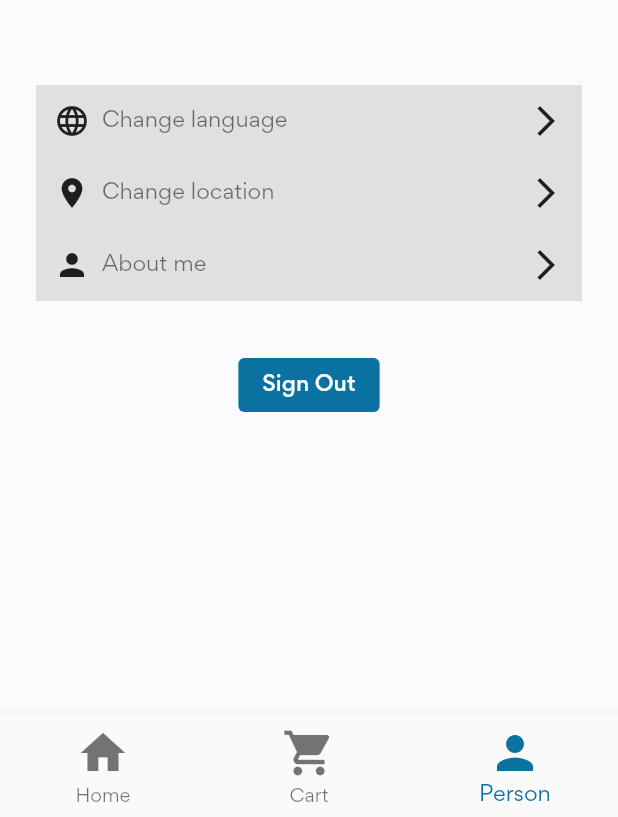
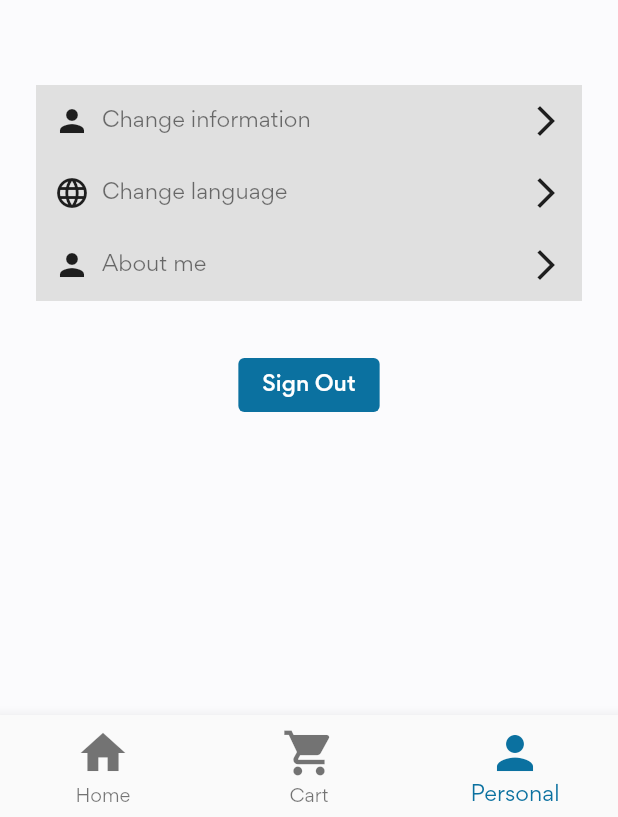
Before and after one commit to thanhtaimrjoe/Flutter_Review, a Flutter app: the MyHome screen opened by its route, item 3 of the bottom bar chosen, on a phone screen of 412 x 824 dp. Shown: the part 416-1233 px from the top of the screen. Run offline on Flutter 3.47's test engine with Material 2 defaults, Android fonts, the phone set to English and light mode, and no system bars; our stand-ins replace cloud_firestore, firebase_auth, firebase_core, flutter_spinkit, flutter_svg, font_awesome_flutter and 1 more; missing offline and left inert: flutter_facebook_auth; accounts and stored records are empty; generated files the repository leaves out were written again; network calls fail.

Commit message:
Localization complete

```diff
--- a/lib/screen/home/home.dart
+++ b/lib/screen/home/home.dart
@@ -58,11 +58,16 @@ class _MyHomeState extends State<MyHome> {
         // ),
         bottomNavigationBar: BottomNavigationBar(
           iconSize: 36,
-          items: const <BottomNavigationBarItem>[
-            BottomNavigationBarItem(icon: Icon(Icons.home), label: 'Home'),
+          items: <BottomNavigationBarItem>[
             BottomNavigationBarItem(
-                icon: Icon(Icons.shopping_cart), label: 'Cart'),
-            BottomNavigationBarItem(icon: Icon(Icons.person), label: 'Person'),
+                icon: const Icon(Icons.home),
+                label: AppLocalizations.of(context)!.bottomBarHome),
+            BottomNavigationBarItem(
+                icon: const Icon(Icons.shopping_cart),
+                label: AppLocalizations.of(context)!.bottomBarCart),
+            BottomNavigationBarItem(
+                icon: const Icon(Icons.person),
+                label: AppLocalizations.of(context)!.bottomBarPersonal),
           ],
           selectedItemColor: theme,
           currentIndex: _selectedItem,
--- a/lib/screen/personal/personal.dart
+++ b/lib/screen/personal/personal.dart
@@ -2,12 +2,14 @@ import 'package:firebase_auth/firebase_auth.dart';
 import 'package:flutter/material.dart';
 import 'package:provider/provider.dart';
 import 'package:yama_shopping/services/authentication_service.dart';
+import 'package:flutter_gen/gen_l10n/app_localizations.dart';
 
 class MyPersonalPage extends StatelessWidget {
   final options = [
-    Option('Change language', const Icon(Icons.language)),
-    Option('Change location', const Icon(Icons.location_on)),
-    Option('About me', const Icon(Icons.person)),
+    Option(
+        'Change information', const Icon(Icons.person), '/changeInformation'),
+    Option('Change language', const Icon(Icons.language), '/changeLanguage'),
+    Option('About me', const Icon(Icons.person), '/aboutMe'),
   ];
 
   MyPersonalPage({Key? key}) : super(key: key);
@@ -32,22 +34,33 @@ class MyPersonalPage extends StatelessWidget {
               padding: const EdgeInsets.all(24.0),
               itemCount: options.length,
               itemBuilder: (context, index) {
-                return Container(
+                return GestureDetector(
+                  child: Container(
                     padding: const EdgeInsets.all(12),
                     color: Colors.grey[300],
                     child: Row(
-                    //mainAxisAlignment: Main,
                       children: [
                         options[index].icon,
                         const SizedBox(width: 8),
+                        if (options[index].name == 'Change information')
+                          Expanded(
+                            child: Text(AppLocalizations.of(context)!
+                                .changeInformation),
+                          ),
+                        if (options[index].name == 'Change language')
                           Expanded(
                             child: Text(
-                          options[index].name,
+                                AppLocalizations.of(context)!.changeLanguage),
                           ),
+                        if (options[index].name == 'About me')
+                          Expanded(
+                            child: Text(AppLocalizations.of(context)!.aboutMe),
                           ),
                         const Icon(Icons.arrow_forward_ios),
                       ],
                     ),
+                  ),
+                  onTap: () {},
                 );
               },
             ),
@@ -56,11 +69,11 @@ class MyPersonalPage extends StatelessWidget {
             onPressed: () {
               Provider.of<AuthenticationService>(context, listen: false)
                   .signOut();
-              //context.read<AuthenticationService>().signOut();
+              context.read<AuthenticationService>().signOut();
               Navigator.pushReplacementNamed(context, '/');
             },
             // ignore: sort_child_properties_last
-            child: const Text('Sign Out'),
+            child: Text(AppLocalizations.of(context)!.signOut),
             style: ButtonStyle(
                 backgroundColor: MaterialStateProperty.all(theme),
                 elevation: MaterialStateProperty.all(0.0)),
@@ -74,5 +87,6 @@ class MyPersonalPage extends StatelessWidget {
 class Option {
   String name;
   Icon icon;
-  Option(this.name, this.icon);
+  String route;
+  Option(this.name, this.icon, this.route);
 }
```
Also changed, not shown: lib/l10n/app_en.arb (+11 -3 lines), lib/l10n/app_ja.arb (+11 -2 lines), lib/l10n/app_vi.arb (+11 -2 lines), lib/screen/cart.dart (+7 -3 lines), lib/screen/login.dart (+6 -3 lines), lib/screen/product/product.dart (+27 -13 lines). Lines whose indentation alone changed are shown as unchanged.
